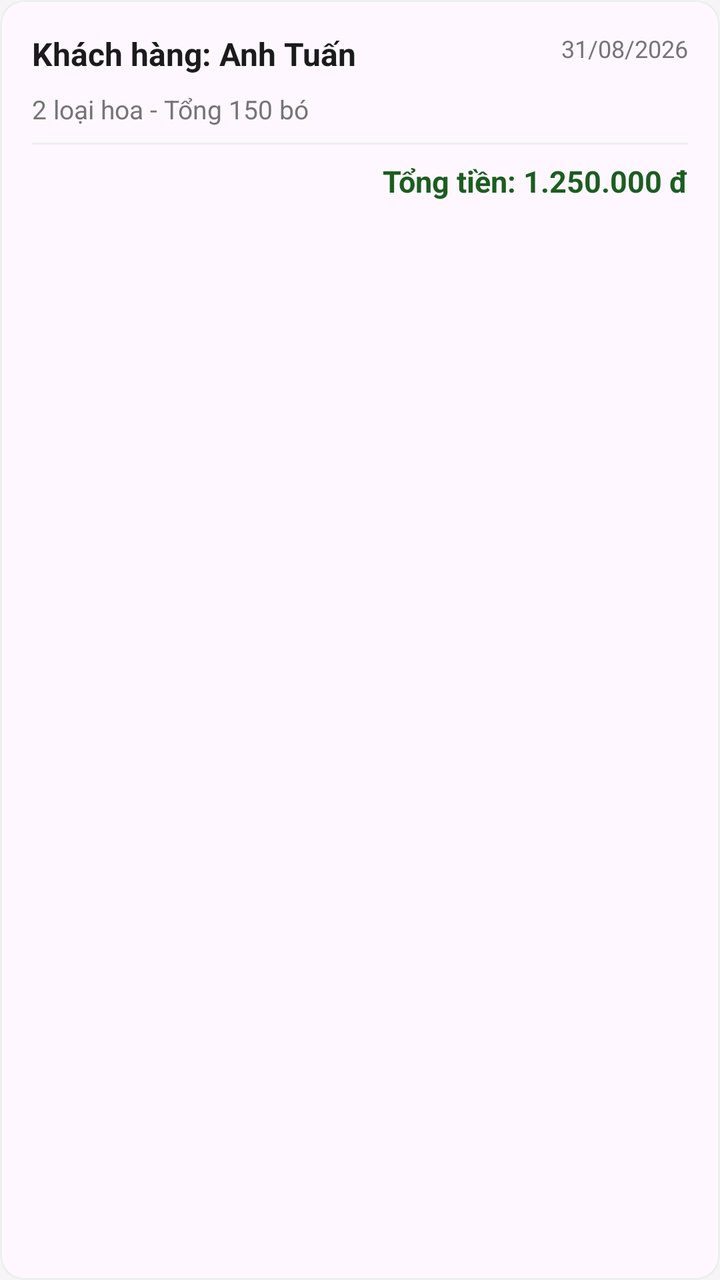
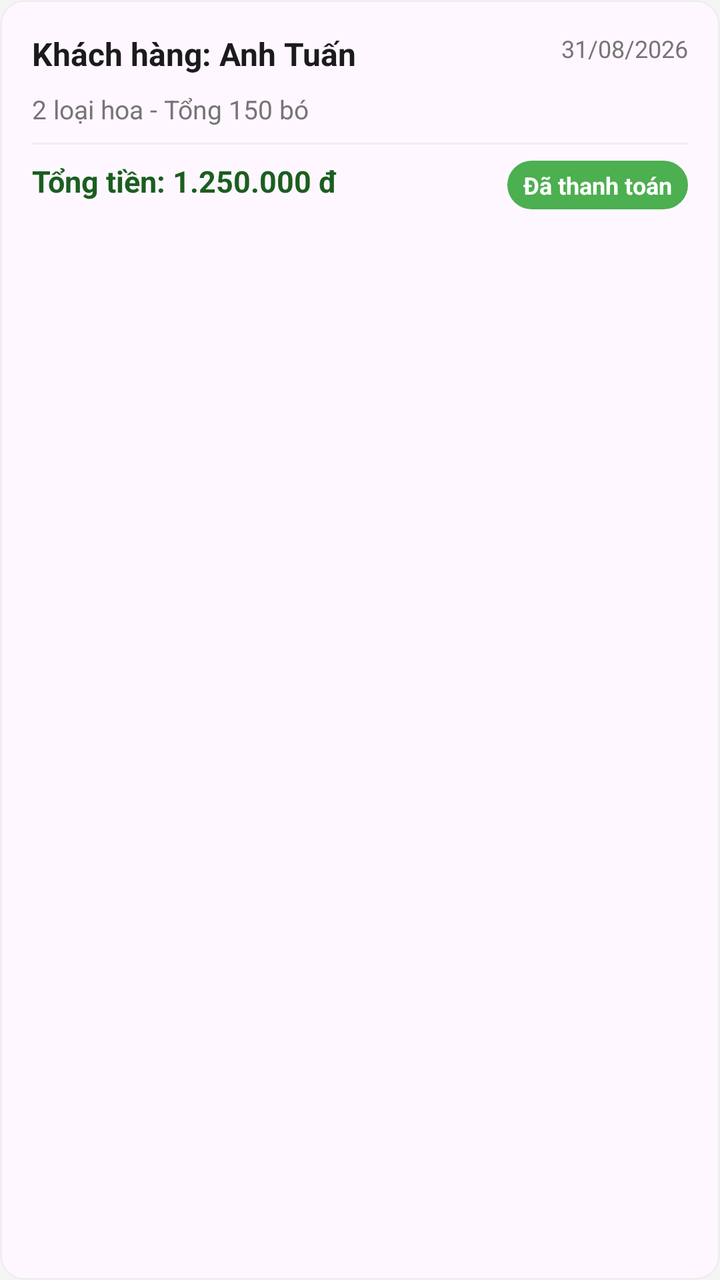

Screens rendered from an Android XML layout before and after an edit, with the pre-edit source and the edit as a unified diff.
<!-- AndroidManifest.xml: application theme Theme.QuanLyKho -->
<!-- res/layout/item_invoice.xml -->
<?xml version="1.0" encoding="utf-8"?>
<com.google.android.material.card.MaterialCardView xmlns:android="http://schemas.android.com/apk/res/android"
    xmlns:app="http://schemas.android.com/apk/res-auto"
    android:layout_width="match_parent"
    android:layout_height="wrap_content"
    android:layout_marginHorizontal="16dp"
    android:layout_marginVertical="6dp"
    app:cardCornerRadius="12dp"
    app:cardElevation="0dp"
    app:strokeWidth="1dp"
    app:strokeColor="@color/divider">

    <LinearLayout
        android:layout_width="match_parent"
        android:layout_height="wrap_content"
        android:orientation="vertical"
        android:padding="16dp">

        <RelativeLayout
            android:layout_width="match_parent"
            android:layout_height="wrap_content">
            <TextView
                android:id="@+id/tvCustomerName"
                android:layout_width="wrap_content"
                android:layout_height="wrap_content"
                android:text="Khách hàng: Anh Tuấn"
                android:textStyle="bold"
                android:textSize="16sp"
                android:textColor="@color/onBackground"/>
            <TextView
                android:id="@+id/tvInvoiceDate"
                android:layout_width="wrap_content"
                android:layout_height="wrap_content"
                android:layout_alignParentEnd="true"
                android:text="31/08/2026"
                android:textSize="12sp"
                android:textColor="@color/text_secondary"/>
        </RelativeLayout>

        <TextView
            android:id="@+id/tvItemSummary"
            android:layout_width="match_parent"
            android:layout_height="wrap_content"
            android:layout_marginTop="8dp"
            android:text="2 loại hoa - Tổng 150 bó"
            android:textSize="13sp"
            android:textColor="@color/text_secondary"/>

        <View
            android:layout_width="match_parent"
            android:layout_height="1dp"
            android:background="@color/divider"
            android:layout_marginVertical="8dp"/>

        <TextView
            android:id="@+id/tvTotalAmount"
            android:layout_width="match_parent"
            android:layout_height="wrap_content"
            android:text="Tổng tiền: 1.250.000 đ"
            android:textStyle="bold"
            android:textSize="15sp"
            android:textColor="@color/primary"
            android:gravity="end"/>

    </LinearLayout>
</com.google.android.material.card.MaterialCardView>
<!-- resources referenced by this layout -->
<resources>
  <color name="divider">#EEEEEE</color>
  <color name="onBackground">#1B1B1B</color>
  <color name="primary">#1B5E20</color>
  <color name="text_secondary">#757575</color>
  <style name="Theme.QuanLyKho" parent="Base.Theme.QuanLyKho" />
  <style name="Base.Theme.QuanLyKho" parent="Theme.Material3.DayNight.NoActionBar">
          
          <item name="colorPrimary">@color/primary</item>
          <item name="colorOnPrimary">@color/onPrimary</item>
          <item name="colorPrimaryContainer">@color/primaryContainer</item>
          <item name="colorOnPrimaryContainer">@color/onPrimaryContainer</item>
          <item name="colorSecondary">@color/secondary</item>
          <item name="colorOnSecondary">@color/onSecondary</item>
          <item name="android:statusBarColor">@color/primary</item>
          <item name="android:windowBackground">@color/background</item>
      </style>
  <color name="onPrimary">#FFFFFF</color>
  <color name="primaryContainer">#C8E6C9</color>
  <color name="onPrimaryContainer">#002107</color>
  <color name="secondary">#2E7D32</color>
  <color name="onSecondary">#FFFFFF</color>
  <color name="background">#F5F5F5</color>
</resources>

<!-- the commit's change to res/layout/item_invoice.xml (unified diff, before → after) -->
@@ -13,54 +13,83 @@
     <LinearLayout
         android:layout_width="match_parent"
         android:layout_height="wrap_content"
-        android:orientation="vertical"
-        android:padding="16dp">
+        android:orientation="horizontal"
+        android:gravity="center_vertical">
 
-        <RelativeLayout
-            android:layout_width="match_parent"
-            android:layout_height="wrap_content">
-            <TextView
-                android:id="@+id/tvCustomerName"
-                android:layout_width="wrap_content"
-                android:layout_height="wrap_content"
-                android:text="Khách hàng: Anh Tuấn"
-                android:textStyle="bold"
-                android:textSize="16sp"
-                android:textColor="@color/onBackground"/>
-            <TextView
-                android:id="@+id/tvInvoiceDate"
-                android:layout_width="wrap_content"
-                android:layout_height="wrap_content"
-                android:layout_alignParentEnd="true"
-                android:text="31/08/2026"
-                android:textSize="12sp"
-                android:textColor="@color/text_secondary"/>
-        </RelativeLayout>
+        <CheckBox
+            android:id="@+id/cbSelect"
+            android:layout_width="wrap_content"
+            android:layout_height="wrap_content"
+            android:layout_marginStart="8dp"
+            android:visibility="gone"/>
 
-        <TextView
-            android:id="@+id/tvItemSummary"
+        <LinearLayout
             android:layout_width="match_parent"
             android:layout_height="wrap_content"
-            android:layout_marginTop="8dp"
-            android:text="2 loại hoa - Tổng 150 bó"
-            android:textSize="13sp"
-            android:textColor="@color/text_secondary"/>
+            android:orientation="vertical"
+            android:padding="16dp">
 
-        <View
-            android:layout_width="match_parent"
-            android:layout_height="1dp"
-            android:background="@color/divider"
-            android:layout_marginVertical="8dp"/>
+            <RelativeLayout
+                android:layout_width="match_parent"
+                android:layout_height="wrap_content">
+                <TextView
+                    android:id="@+id/tvCustomerName"
+                    android:layout_width="wrap_content"
+                    android:layout_height="wrap_content"
+                    android:text="Khách hàng: Anh Tuấn"
+                    android:textStyle="bold"
+                    android:textSize="16sp"
+                    android:textColor="@color/onBackground"/>
+                <TextView
+                    android:id="@+id/tvInvoiceDate"
+                    android:layout_width="wrap_content"
+                    android:layout_height="wrap_content"
+                    android:layout_alignParentEnd="true"
+                    android:text="31/08/2026"
+                    android:textSize="12sp"
+                    android:textColor="@color/text_secondary"/>
+            </RelativeLayout>
 
-        <TextView
-            android:id="@+id/tvTotalAmount"
-            android:layout_width="match_parent"
-            android:layout_height="wrap_content"
-            android:text="Tổng tiền: 1.250.000 đ"
-            android:textStyle="bold"
-            android:textSize="15sp"
-            android:textColor="@color/primary"
-            android:gravity="end"/>
+            <TextView
+                android:id="@+id/tvItemSummary"
+                android:layout_width="match_parent"
+                android:layout_height="wrap_content"
+                android:layout_marginTop="8dp"
+                android:text="2 loại hoa - Tổng 150 bó"
+                android:textSize="13sp"
+                android:textColor="@color/text_secondary"/>
 
+            <View
+                android:layout_width="match_parent"
+                android:layout_height="1dp"
+                android:background="@color/divider"
+                android:layout_marginVertical="8dp"/>
+
+            <RelativeLayout
+                android:layout_width="match_parent"
+                android:layout_height="wrap_content">
+                <TextView
+                    android:id="@+id/tvTotalAmount"
+                    android:layout_width="wrap_content"
+                    android:layout_height="wrap_content"
+                    android:text="Tổng tiền: 1.250.000 đ"
+                    android:textStyle="bold"
+                    android:textSize="15sp"
+                    android:textColor="@color/primary"/>
+
+                <TextView
+                    android:id="@+id/tvPaymentStatus"
+                    android:layout_width="wrap_content"
+                    android:layout_height="wrap_content"
+                    android:layout_alignParentEnd="true"
+                    android:paddingHorizontal="8dp"
+                    android:paddingVertical="4dp"
+                    android:text="Đã thanh toán"
+                    android:textSize="12sp"
+                    android:textStyle="bold"
+                    android:background="@drawable/bg_status_paid"
+                    android:textColor="@color/white"/>
+            </RelativeLayout>
+        </LinearLayout>
     </LinearLayout>
 </com.google.android.material.card.MaterialCardView>
<!-- resource entries referenced after the edit -->
@@ -4,6 +4,13 @@
   <color name="onBackground">#1B1B1B</color>
   <color name="primary">#1B5E20</color>
   <color name="text_secondary">#757575</color>
+  <color name="white">#FFFFFFFF</color>
+  <!-- drawable bg_status_paid (drawable) -->
+  <?xml version="1.0" encoding="utf-8"?>
+  <shape xmlns:android="http://schemas.android.com/apk/res/android">
+      <solid android:color="#4CAF50" />
+      <corners android:radius="16dp" />
+  </shape>
   <style name="Theme.QuanLyKho" parent="Base.Theme.QuanLyKho" />
   <style name="Base.Theme.QuanLyKho" parent="Theme.Material3.DayNight.NoActionBar">
           
